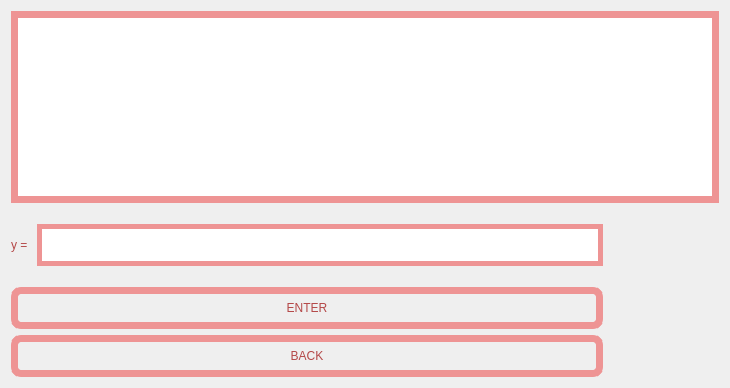
The window that MATFWars/guessgame.ui (Divljo31/MATFWars) describes before a commit, drawn with Qt 5.
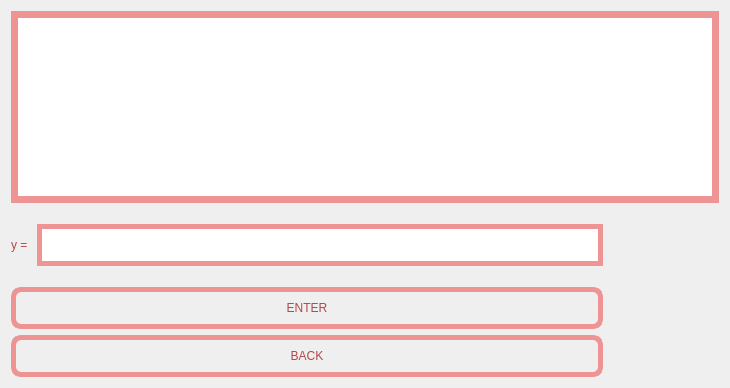
The same window after the commit. Icons and pictures are not drawn.

Patch:
```diff
--- a/MATFWars/guessgame.ui
+++ b/MATFWars/guessgame.ui
@@ -126,7 +126,7 @@
           <string notr="true">color:rgb(180, 72, 72);
 font: 600 17pt &quot;URW Bookman&quot;;
 border-radius:10px;
-border:7px solid;
+border:5px solid;
 border-color: rgb(238, 148, 148);
 background-image: url(:/background/backgroundBtns.jpg);</string>
          </property>
@@ -147,7 +147,7 @@
           <string notr="true">color:rgb(180, 72, 72);
 font: 600 17pt &quot;URW Bookman&quot;;
 border-radius:10px;
-border:7px solid;
+border:5px solid;
 border-color: rgb(238, 148, 148);
 background-image: url(:/background/backgroundBtns.jpg);</string>
          </property>
```
Left out of the diff: 4 changed lines with no effect on the pictures.
